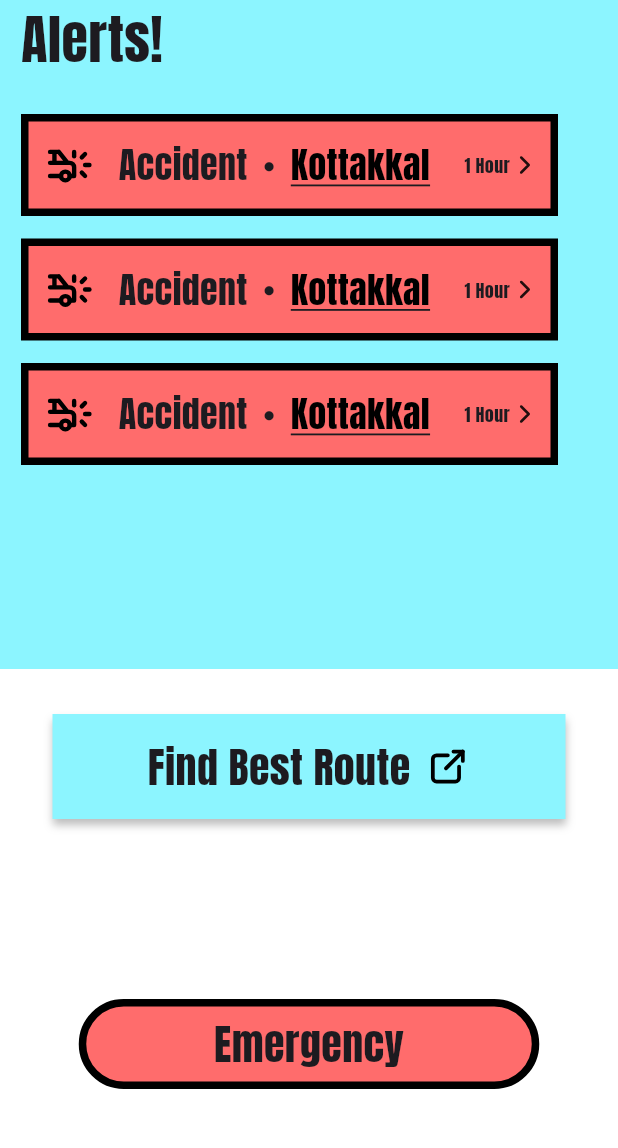
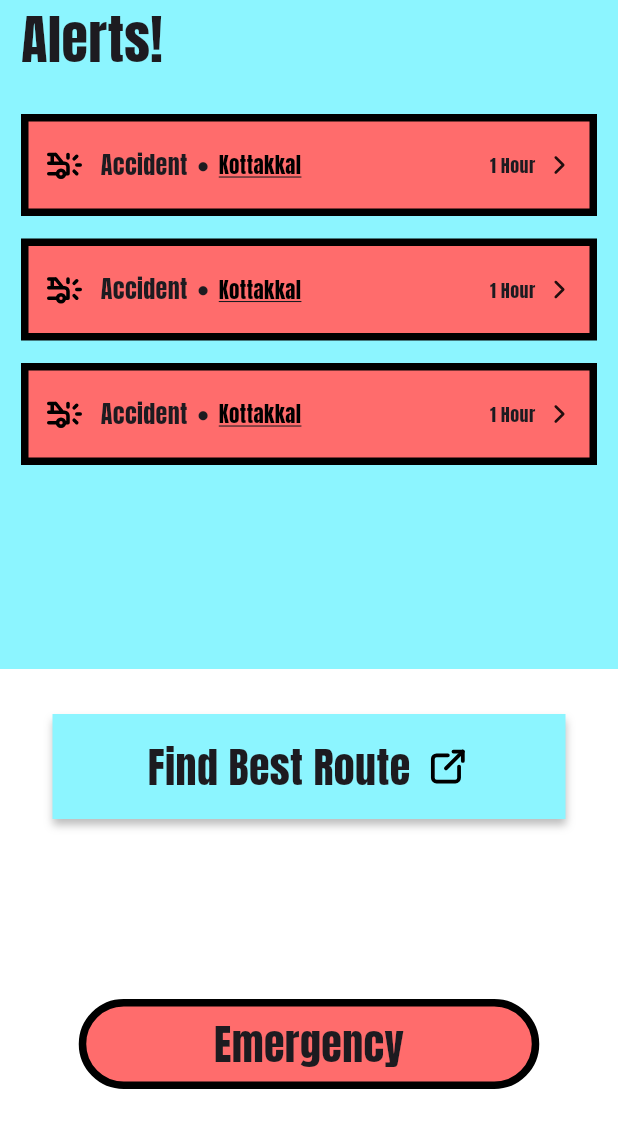
Before and after one commit to Ranger-NF/traffinity, a Flutter app: the EmergencyAlertPage screen opened by its route, on a phone screen of 412 x 824 dp, the part 81-1229 px from its top. Run offline on Flutter 3.47's test engine with Material 3 defaults, Android fonts, the phone set to English and light mode, and no system bars; our stand-ins replace dio, flutter_tabler_icons, google_fonts; network calls fail.

Commit message:
Alert Page Modified

```diff
--- a/frontend/lib/views/widgets/alert_widgets.dart
+++ b/frontend/lib/views/widgets/alert_widgets.dart
@@ -1,4 +1,3 @@
-
 import 'package:flutter/material.dart';
 import 'package:flutter_tabler_icons/flutter_tabler_icons.dart';
 import 'package:frontend/core/colors/light_colors.dart';
@@ -12,41 +11,81 @@ class AlertWidgets {
     required String location,
     required String time,
     required IconData icon,
-    required Color color
-  }){
+    required Color color,
+  }) {
     return GestureDetector(
-      onTap: (){
+      onTap: () {
         Navigator.pushNamed(context, '/edit');
       },
       child: Container(
-        width: 358,
+        width: double.infinity,
         height: 68,
+        padding: const EdgeInsets.symmetric(horizontal: 10),
         decoration: BoxDecoration(
-          color:  time.isNotEmpty ? isEmergency ? color.withOpacity(0.2) : color : color,
-          border: BoxBorder.all(
+          color: time.isNotEmpty ? (isEmergency ? color.withOpacity(0.2) : color) : color,
+          border: Border.all(
             color: LightColors.black,
-            width: AppTheme.borderWeight
+            width: AppTheme.borderWeight,
           ),
         ),
-        child: Expanded(
-          flex: 2,
+        child: Center(
           child: Row(
+            crossAxisAlignment: CrossAxisAlignment.center,
             children: [
-              SizedBox(width: 10,),
-              Icon(icon,size: 35,color: LightColors.black,),
-              SizedBox(width: 15,),
-              Text(incident,style: AppTheme.h3Style,),
-              SizedBox(width: 10,),
-              Text("●"),
-              SizedBox(width: 10,),
-              Text(location,style: TextStyle(fontSize: 24,decoration: TextDecoration.underline,color: LightColors.black),),
-              SizedBox(width: 23,),
-              Text(time,style: AppTheme.h6Style,),
-              SizedBox(width: 0,),
-              if(time.isNotEmpty) Icon(TablerIcons.chevron_right,size: 20,)
-          ],
+              Icon(icon, size: 28, color: LightColors.black),
+              const SizedBox(width: 10),
+
+              Expanded(
+                flex: 5,
+                child: Row(
+                  children: [
+                    Flexible(
+                      child: Text(
+                        incident,
+                        style: const TextStyle(fontSize: 16),
+                        overflow: TextOverflow.ellipsis,
+                      ),
+                    ),
+                    const SizedBox(width: 6),
+                    const Text("●"),
+                    const SizedBox(width: 6),
+                    Flexible(
+                      child: Text(
+                        location,
+                        style: TextStyle(
+                          fontSize: 14,
+                          decoration: TextDecoration.underline,
+                          color: LightColors.black,
+                        ),
+                        overflow: TextOverflow.ellipsis,
+                      ),
+                    ),
+                  ],
+                ),
+              ),
+
+              // Time and Chevron
+              Expanded(
+                flex: 2,
+                child: Row(
+                  mainAxisAlignment: MainAxisAlignment.end,
+                  children: [
+                    Flexible(
+                      child: Text(
+                        time,
+                        style: AppTheme.h6Style,
+                        overflow: TextOverflow.ellipsis,
+                        textAlign: TextAlign.right,
+                      ),
+                    ),
+                    const SizedBox(width: 6),
+                    const Icon(TablerIcons.chevron_right, size: 20),
+                  ],
+                ),
+              ),
+            ],
+          ),
         ),
-        )
       ),
     );
   }
--- a/frontend/pubspec.yaml
+++ b/frontend/pubspec.yaml
@@ -12,6 +12,7 @@ dependencies:
   google_fonts: ^6.2.1
   flutter_tabler_icons: ^1.43.0
   dio: ^5.8.0+1
+  intl: ^0.18.1
 
 
 dev_dependencies:
```
Also changed, not shown: frontend/lib/services/reports_services.dart (+4 -4 lines), frontend/lib/views/pages/alert_page.dart (+65 -65 lines), frontend/pubspec.lock.
